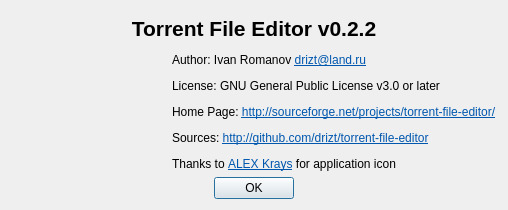
This is aboutdlg.ui in torrent-file-editor/torrent-file-editor as Qt 5 draws it before an edit. The edited form follows.
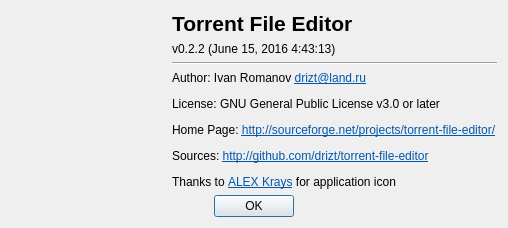
This is the edited form. Icons and pictures are not drawn.

Commit message: Show build time in About window

The edit to the form file:
```diff
--- a/aboutdlg.ui
+++ b/aboutdlg.ui
@@ -14,20 +14,28 @@
    <string>About Torrent File Editor</string>
   </property>
   <layout class="QGridLayout" name="gridLayout">
-   <item row="1" column="1">
-    <widget class="QLabel" name="label_2">
+   <item row="2" column="1">
+    <widget class="Line" name="line">
+     <property name="orientation">
+      <enum>Qt::Horizontal</enum>
+     </property>
+    </widget>
+   </item>
+   <item row="0" column="1">
+    <widget class="QLabel" name="label">
+     <property name="font">
+      <font>
+       <pointsize>16</pointsize>
+       <weight>75</weight>
+       <bold>true</bold>
+      </font>
+     </property>
      <property name="text">
-      <string>&lt;html&gt;&lt;head/&gt;&lt;body&gt;&lt;p&gt;Author: Ivan Romanov &lt;a href=&quot;mailto:drizt@land.ru&quot;&gt;&lt;span style=&quot; text-decoration: underline; color:#0057ae;&quot;&gt;drizt@land.ru&lt;/span&gt;&lt;/a&gt;&lt;/p&gt;&lt;p&gt;License: GNU General Public License v3.0 or later&lt;/p&gt;&lt;p&gt;Home Page: &lt;a href=&quot;http://sourceforge.net/projects/torrent-file-editor/&quot;&gt;&lt;span style=&quot; text-decoration: underline; color:#0057ae;&quot;&gt;http://sourceforge.net/projects/torrent-file-editor/&lt;/span&gt;&lt;/a&gt;&lt;/p&gt;&lt;p&gt;Sources: &lt;a href=&quot;http://github.com/drizt/torrent-file-editor&quot;&gt;&lt;span style=&quot; text-decoration: underline; color:#0057ae;&quot;&gt;http://github.com/drizt/torrent-file-editor&lt;/span&gt;&lt;/a&gt;&lt;/p&gt;&lt;p&gt;Thanks to &lt;a href=&quot;http://rutracker.org/forum/profile.php?mode=viewprofile&amp;amp;u=8465051&quot;&gt;&lt;span style=&quot; text-decoration: underline; color:#0057ae;&quot;&gt;ALEX Krays&lt;/span&gt;&lt;/a&gt; for application icon&lt;/p&gt;&lt;/body&gt;&lt;/html&gt;</string>
-     </property>
-     <property name="openExternalLinks">
-      <bool>true</bool>
-     </property>
-     <property name="textInteractionFlags">
-      <set>Qt::LinksAccessibleByMouse|Qt::TextSelectableByMouse</set>
+      <string notr="true">&lt;html&gt;&lt;head/&gt;&lt;body&gt;&lt;p&gt;Torrent File Editor&lt;/p&gt;&lt;/body&gt;&lt;/html&gt;</string>
      </property>
     </widget>
    </item>
-   <item row="2" column="0" colspan="2">
+   <item row="4" column="0" colspan="2">
     <widget class="QDialogButtonBox" name="buttonBox">
      <property name="orientation">
       <enum>Qt::Horizontal</enum>
@@ -40,7 +48,7 @@
      </property>
     </widget>
    </item>
-   <item row="1" column="0">
+   <item row="3" column="0">
     <widget class="QLabel" name="label_3">
      <property name="minimumSize">
       <size>
@@ -59,20 +67,23 @@
      </property>
     </widget>
    </item>
-   <item row="0" column="0" colspan="2">
-    <widget class="QLabel" name="label">
-     <property name="font">
-      <font>
-       <pointsize>16</pointsize>
-       <weight>75</weight>
-       <bold>true</bold>
-      </font>
-     </property>
+   <item row="3" column="1">
+    <widget class="QLabel" name="label_2">
      <property name="text">
-      <string notr="true">&lt;html&gt;&lt;head/&gt;&lt;body&gt;&lt;p&gt;Torrent File Editor v0.2.2&lt;/p&gt;&lt;/body&gt;&lt;/html&gt;</string>
+      <string>&lt;html&gt;&lt;head/&gt;&lt;body&gt;&lt;p&gt;Author: Ivan Romanov &lt;a href=&quot;mailto:drizt@land.ru&quot;&gt;&lt;span style=&quot; text-decoration: underline; color:#0057ae;&quot;&gt;drizt@land.ru&lt;/span&gt;&lt;/a&gt;&lt;/p&gt;&lt;p&gt;License: GNU General Public License v3.0 or later&lt;/p&gt;&lt;p&gt;Home Page: &lt;a href=&quot;http://sourceforge.net/projects/torrent-file-editor/&quot;&gt;&lt;span style=&quot; text-decoration: underline; color:#0057ae;&quot;&gt;http://sourceforge.net/projects/torrent-file-editor/&lt;/span&gt;&lt;/a&gt;&lt;/p&gt;&lt;p&gt;Sources: &lt;a href=&quot;http://github.com/drizt/torrent-file-editor&quot;&gt;&lt;span style=&quot; text-decoration: underline; color:#0057ae;&quot;&gt;http://github.com/drizt/torrent-file-editor&lt;/span&gt;&lt;/a&gt;&lt;/p&gt;&lt;p&gt;Thanks to &lt;a href=&quot;http://rutracker.org/forum/profile.php?mode=viewprofile&amp;amp;u=8465051&quot;&gt;&lt;span style=&quot; text-decoration: underline; color:#0057ae;&quot;&gt;ALEX Krays&lt;/span&gt;&lt;/a&gt; for application icon&lt;/p&gt;&lt;/body&gt;&lt;/html&gt;</string>
      </property>
-     <property name="alignment">
-      <set>Qt::AlignCenter</set>
+     <property name="openExternalLinks">
+      <bool>true</bool>
+     </property>
+     <property name="textInteractionFlags">
+      <set>Qt::LinksAccessibleByMouse|Qt::TextSelectableByMouse</set>
+     </property>
+    </widget>
+   </item>
+   <item row="1" column="1">
+    <widget class="QLabel" name="lblVersion">
+     <property name="text">
+      <string>v0.2.2 (June 15, 2016 4:43:13)</string>
      </property>
     </widget>
    </item>
```
Left out of the diff: 2 changed lines with no effect on the pictures. The commit also changes 2 other files.
